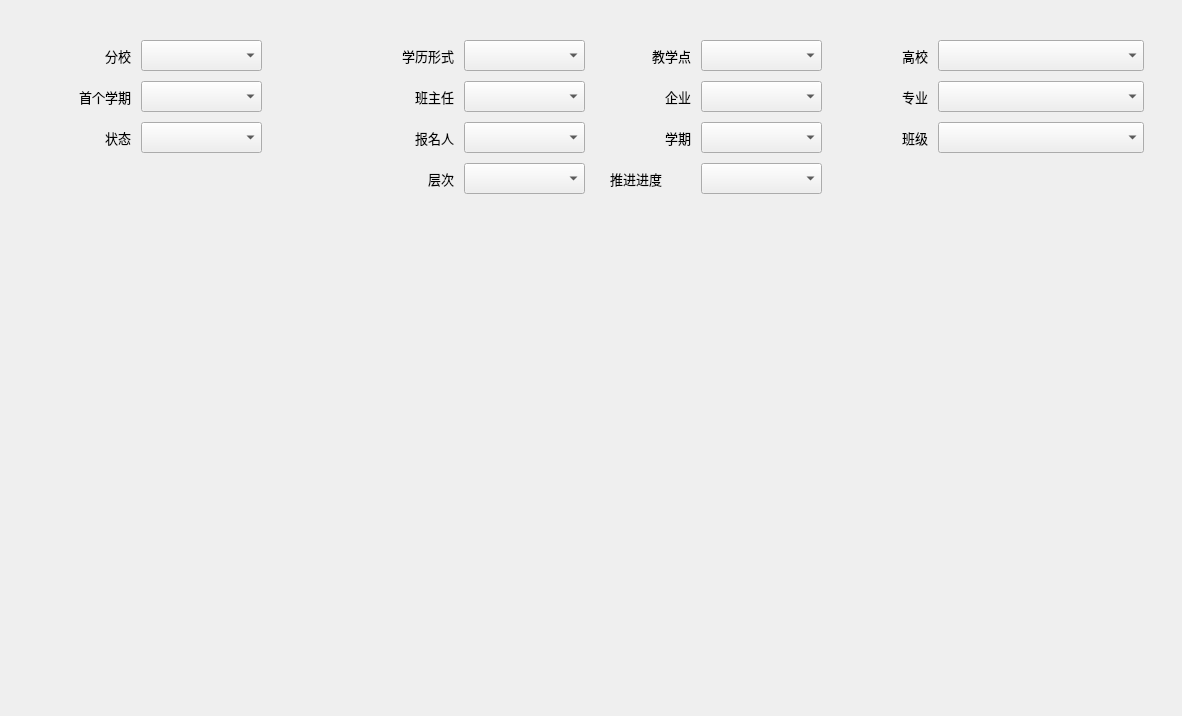
Above: StudentManage/StudentBasicInfo.ui from redisread/InfoManageSystem before the change. Below: the same form after it.
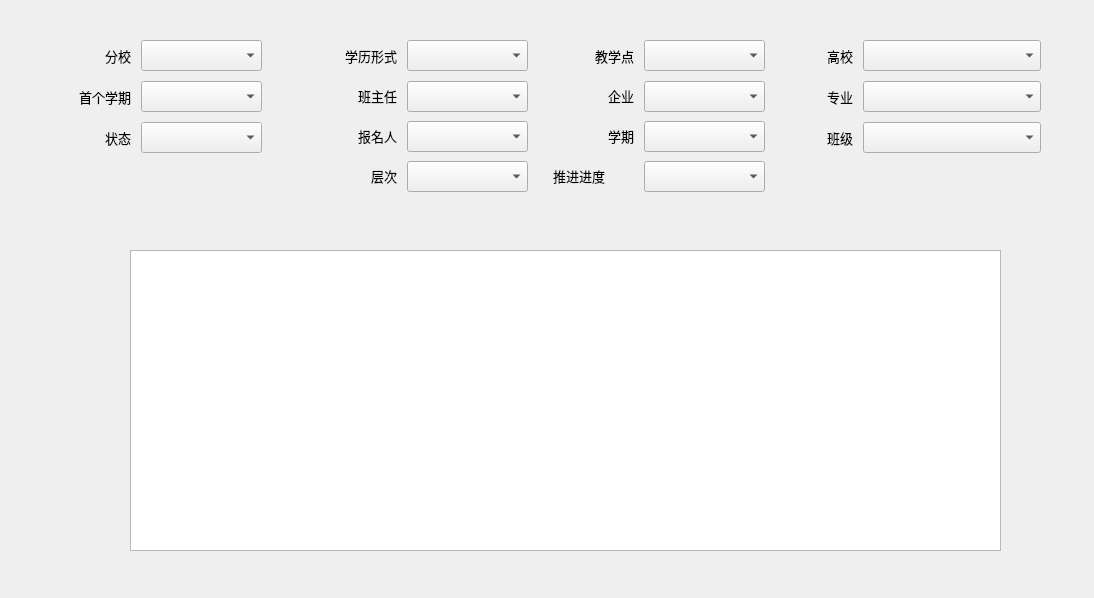
That is the form after the change.

```diff
--- a/StudentManage/StudentBasicInfo.ui
+++ b/StudentManage/StudentBasicInfo.ui
@@ -6,8 +6,8 @@
    <rect>
     <x>0</x>
     <y>0</y>
-    <width>1182</width>
-    <height>716</height>
+    <width>1094</width>
+    <height>598</height>
    </rect>
   </property>
   <property name="windowTitle">
@@ -18,8 +18,8 @@
     <rect>
      <x>30</x>
      <y>20</y>
-     <width>1134</width>
-     <height>194</height>
+     <width>1031</width>
+     <height>191</height>
     </rect>
    </property>
    <layout class="QHBoxLayout" name="horizontalLayout">
@@ -50,7 +50,7 @@
        <number>10</number>
       </property>
       <property name="rightMargin">
-       <number>10</number>
+       <number>0</number>
       </property>
       <property name="bottomMargin">
        <number>10</number>
@@ -190,7 +190,7 @@
        <enum>QLayout::SetDefaultConstraint</enum>
       </property>
       <property name="leftMargin">
-       <number>10</number>
+       <number>0</number>
       </property>
       <property name="topMargin">
        <number>10</number>
@@ -638,6 +638,29 @@
     </item>
    </layout>
   </widget>
+  <widget class="QTableView" name="tableView">
+   <property name="geometry">
+    <rect>
+     <x>130</x>
+     <y>250</y>
+     <width>871</width>
+     <height>301</height>
+    </rect>
+   </property>
+  </widget>
+  <widget class="QScrollBar" name="horizontalScrollBar">
+   <property name="geometry">
+    <rect>
+     <x>470</x>
+     <y>630</y>
+     <width>160</width>
+     <height>16</height>
+    </rect>
+   </property>
+   <property name="orientation">
+    <enum>Qt::Horizontal</enum>
+   </property>
+  </widget>
  </widget>
  <resources/>
  <connections/>
```
